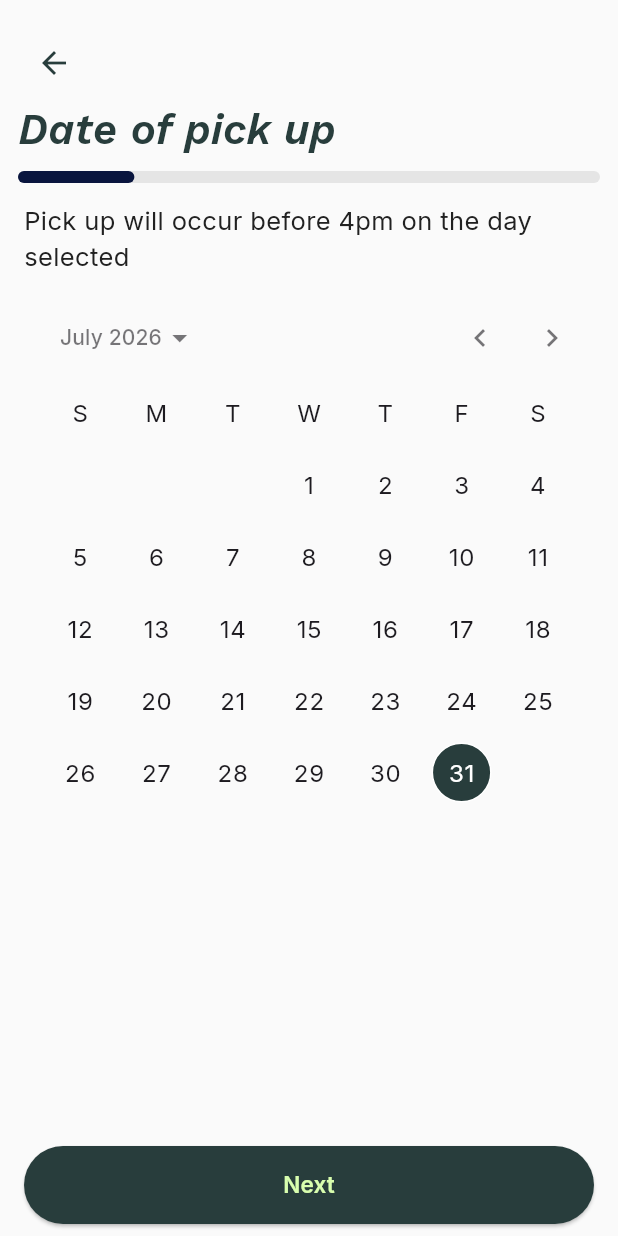
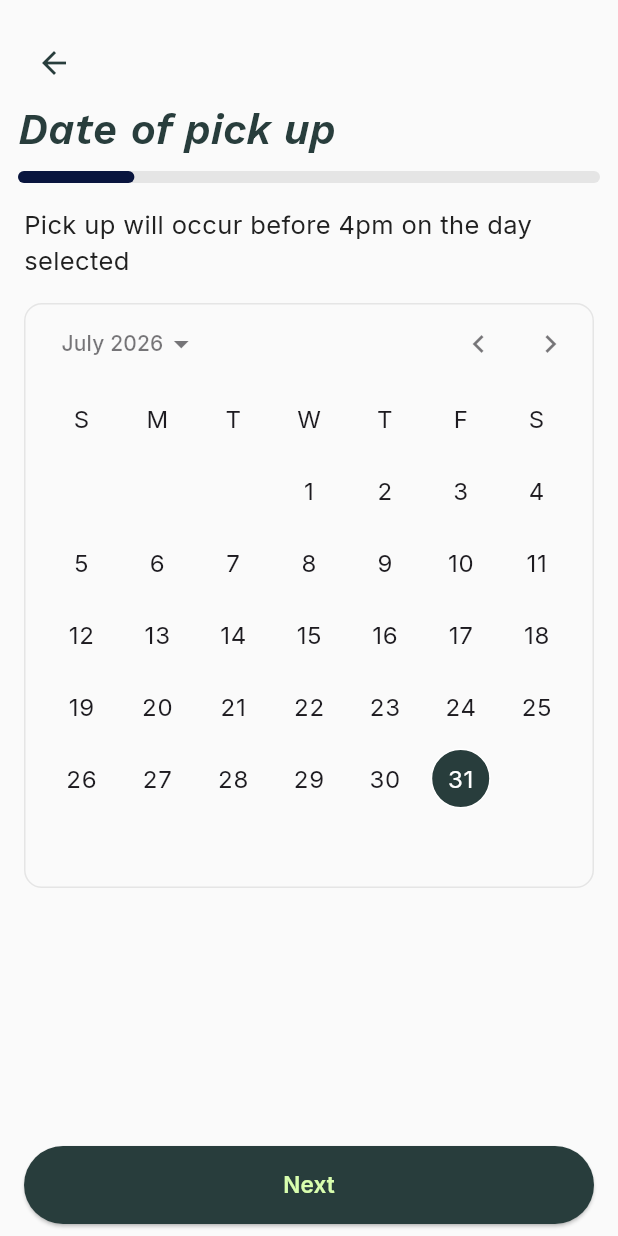
Before and after one commit to KadwaMahesh/Vpp, a Flutter app: the PicUpDate screen opened directly, on a phone screen of 412 x 824 dp. Run offline on Flutter 3.47's test engine with Material 3 defaults, Android fonts, the phone set to English and light mode, and no system bars; drawn by our look-alikes of calendar_date_picker2; our stand-ins replace get, supabase_flutter; accounts and stored records are empty.

Commit message:
update project

```diff
--- a/lib/screens/picUpDate.dart
+++ b/lib/screens/picUpDate.dart
@@ -31,16 +31,22 @@ class _PicUpDateState extends State<PicUpDate> {
         fontWeight: FontWeight.w600,
         color: const Color(0xFF3C3C43).withOpacity(0.3),
       ),
-      controlsTextStyle: const TextStyle(
-        fontSize: 15,
-        fontWeight: FontWeight.w600,
-        color: Color(0xFF3C3C43),
+      controlsTextStyle: AppTextStyle.heading1,
+      dayTextStyle: AppTextStyle.heading1,
+      selectedDayTextStyle: AppTextStyle.heading1.copyWith(
+        color: AppColor.buttonText,
       ),
+      daySplashColor: Colors.transparent,
     );
 
     return Scaffold(
       backgroundColor: AppColor.pagebackground,
-      appBar: PreferredSize(
+      body: Container(
+        color: AppColor.pagebackground,
+        child: SafeArea(
+          child: Column(
+            children: [
+              PreferredSize(
                 preferredSize: const Size.fromHeight(135),
                 child: AppBar(
                   automaticallyImplyLeading: false,
@@ -48,7 +54,11 @@ class _PicUpDateState extends State<PicUpDate> {
                   elevation: 0,
                   flexibleSpace: SafeArea(
                     child: Padding(
-              padding: const EdgeInsets.only(left: 12, top: 18, right: 12),
+                      padding: const EdgeInsets.only(
+                        left: 12,
+                        top: 18,
+                        right: 12,
+                      ),
                       child: Column(
                         crossAxisAlignment: CrossAxisAlignment.start,
                         children: [
@@ -57,9 +67,15 @@ class _PicUpDateState extends State<PicUpDate> {
                             onPressed: () {
                               Navigator.pop(context);
                             },
-                    icon: Icon(Icons.arrow_back, color: AppColor.buttonColor),
+                            icon: Icon(
+                              Icons.arrow_back,
+                              color: AppColor.buttonColor,
                             ),
-                  Text('Date of pick up', style: AppTextStyle.textHeading),
+                          ),
+                          Text(
+                            'Date of pick up',
+                            style: AppTextStyle.textHeading,
+                          ),
                           const SizedBox(height: 8),
                           LinearProgressBar(value: 0.2),
                         ],
@@ -68,20 +84,24 @@ class _PicUpDateState extends State<PicUpDate> {
                   ),
                 ),
               ),
-      body: SafeArea(
+              Expanded(
                 child: Padding(
                   padding: const EdgeInsets.symmetric(horizontal: 16),
                   child: Column(
                     children: [
-              Expanded(
-                child: Column(
-                  children: [
+                      SizedBox(height: 16),
                       Text(
                         'Pick up will occur before 4pm on the day selected',
                         style: AppTextStyle.heading1,
                       ),
                       const SizedBox(height: 16),
-                    CalendarDatePicker2(
+                      Container(
+                        decoration: BoxDecoration(
+                          color: AppColor.pagebackground,
+                          borderRadius: BorderRadius.circular(12),
+                          border: Border.all(color: AppColor.border, width: 1),
+                        ),
+                        child: CalendarDatePicker2(
                           config: config,
                           value: [selectedDate],
                           onValueChanged: (dates) {
@@ -92,9 +112,15 @@ class _PicUpDateState extends State<PicUpDate> {
                             }
                           },
                         ),
+                      ),
                     ],
                   ),
                 ),
+              ),
+              Padding(
+                padding: const EdgeInsets.symmetric(horizontal: 16),
+                child: Column(
+                  children: [
                     CustomButton(
                       buttonText: 'Next',
                       onPressed: () {
@@ -106,6 +132,9 @@ class _PicUpDateState extends State<PicUpDate> {
                   ],
                 ),
               ),
+            ],
+          ),
+        ),
       ),
     );
   }
```
Lines whose indentation alone changed are shown as unchanged.
